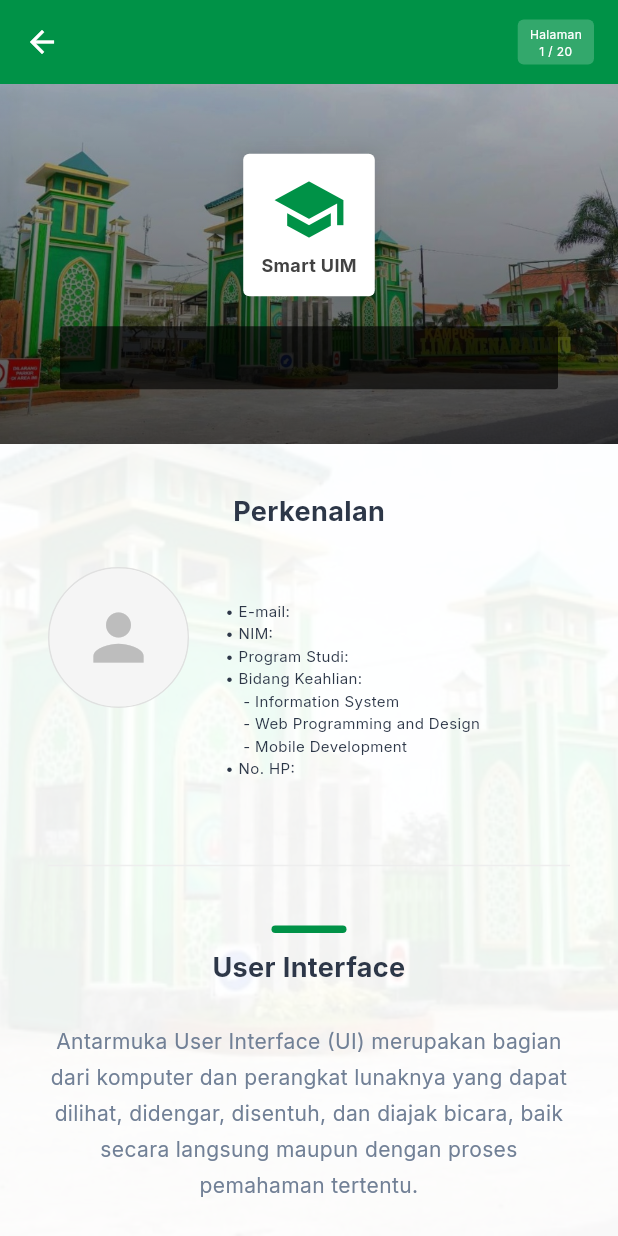
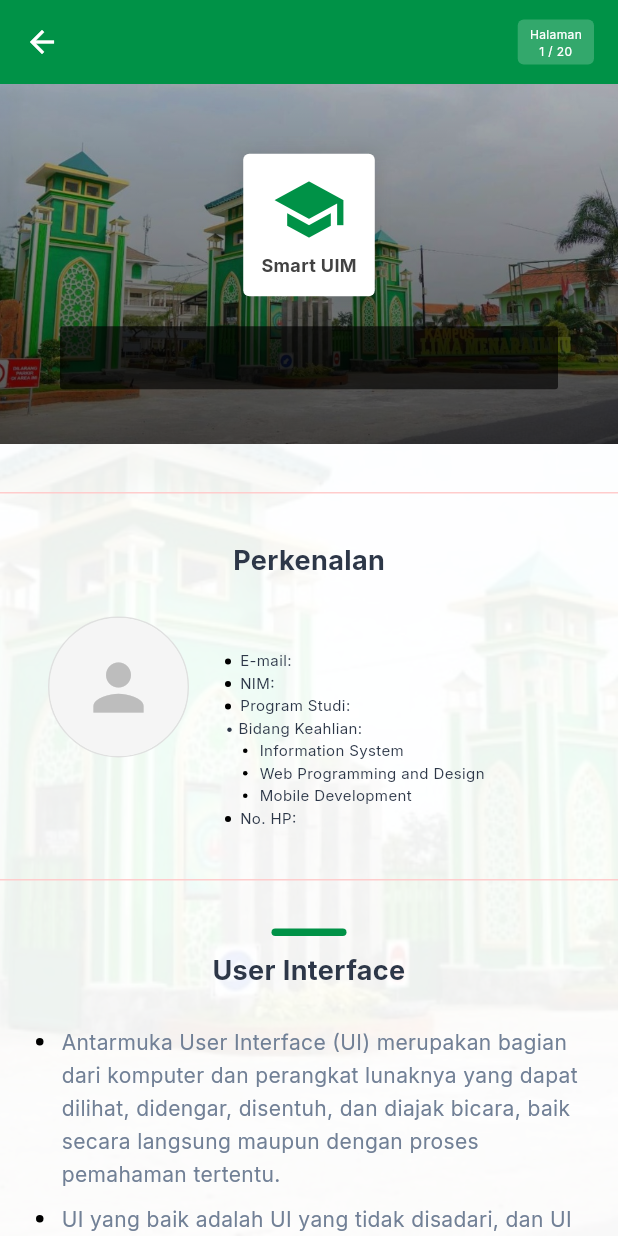
Before and after one commit to siapaajaboleh888/UAS_Smart-UIM, a Flutter app: the MaterialContentScreen screen opened directly with empty values, on a phone screen of 412 x 824 dp. Run offline on Flutter 3.47's test engine with Material 3 defaults, Android fonts, the phone set to English and light mode, and no system bars; our stand-ins replace google_fonts, image_picker, shared_preferences; accounts and stored records are empty.

Commit message:
Refine material content UI: add horizontal dividers and bullet points to match Figma design

```diff
--- a/lib/screens/material_content_screen.dart
+++ b/lib/screens/material_content_screen.dart
@@ -164,6 +164,8 @@ class MaterialContentScreen extends StatelessWidget {
                 ),
 
                 const SizedBox(height: 32),
+                const Divider(height: 1, thickness: 1, color: Color(0xFFFFCCCC)),
+                const SizedBox(height: 32),
 
                 // Dynamic Content based on Title
                 if (title.contains('Guidelines') || title.contains('Principles'))
@@ -253,22 +255,22 @@ class MaterialContentScreen extends StatelessWidget {
                         children: [
                           _buildInfoText(user?.nama ?? 'MOH. SYAIFUL ANAM', isBold: true, size: 12),
                           const SizedBox(height: 6),
-                          _buildInfoText('• E-mail: ${user?.email ?? 'syaifulanam@uim.ac.id'}'),
-                          _buildInfoText('• NIM: ${user?.nim ?? '2022020100078'}'),
-                          _buildInfoText('• Program Studi: ${user?.prodi ?? 'Teknik Informatika'}'),
+                          _buildInfoRow('E-mail: ${user?.email ?? 'syaifulanam@uim.ac.id'}'),
+                          _buildInfoRow('NIM: ${user?.nim ?? '2022020100078'}'),
+                          _buildInfoRow('Program Studi: ${user?.prodi ?? 'Teknik Informatika'}'),
                           _buildInfoText('• Bidang Keahlian:'),
                           Padding(
                             padding: const EdgeInsets.only(left: 12),
                             child: Column(
                               crossAxisAlignment: CrossAxisAlignment.start,
                               children: [
-                                _buildInfoText('- Information System'),
-                                _buildInfoText('- Web Programming and Design'),
-                                _buildInfoText('- Mobile Development'),
+                                _buildInfoRow('Information System', isSubItem: true),
+                                _buildInfoRow('Web Programming and Design', isSubItem: true),
+                                _buildInfoRow('Mobile Development', isSubItem: true),
                               ],
                             ),
                           ),
-                          _buildInfoText('• No. HP: ${user?.phone ?? '6285334159328'}'),
+                          _buildInfoRow('No. HP: ${user?.phone ?? '6285334159328'}'),
                         ],
                       ),
                     ),
@@ -278,22 +280,23 @@ class MaterialContentScreen extends StatelessWidget {
             ],
           ),
         ),
-        const SizedBox(height: 48),
-        const Divider(indent: 32, endIndent: 32, color: Color(0xFFEEEEEE)),
+        const SizedBox(height: 32),
+        const Divider(height: 1, thickness: 1, color: Color(0xFFFFCCCC)),
         const SizedBox(height: 32),
 
         // User Interface Section
         Padding(
           padding: const EdgeInsets.symmetric(horizontal: 24),
           child: Column(
+            crossAxisAlignment: CrossAxisAlignment.start,
             children: [
-              _buildSectionHeading('User Interface'),
+              Center(child: _buildSectionHeading('User Interface')),
               const SizedBox(height: 24),
-              _buildContentText(
+              _buildBulletedText(
                 'Antarmuka User Interface (UI) merupakan bagian dari komputer dan perangkat lunaknya yang dapat dilihat, didengar, disentuh, dan diajak bicara, baik secara langsung maupun dengan proses pemahaman tertentu.',
               ),
-              const SizedBox(height: 16),
-              _buildContentText(
+              const SizedBox(height: 8),
+              _buildBulletedText(
                 'UI yang baik adalah UI yang tidak disadari, dan UI yang membuat akan pengguna fokus pada informasi dan data tanpa perlu mengutak-atik mekanisme untuk menampilkan informasi dan melakukan hal tersebut.',
               ),
               const SizedBox(height: 24),
@@ -308,9 +311,22 @@ class MaterialContentScreen extends StatelessWidget {
                         'Komponen utamanya:',
                         style: TextStyle(fontSize: 14, fontWeight: FontWeight.bold, color: AppColors.textPrimary),
                       ),
+                      SizedBox(height: 12),
+                      Row(
+                        children: [
+                          _BulletPoint(),
+                          SizedBox(width: 12),
+                          Text('Input', style: TextStyle(fontSize: 14, color: AppColors.textSecondary)),
+                        ],
+                      ),
                       SizedBox(height: 8),
-                      Text('• Input', style: TextStyle(fontSize: 14, color: AppColors.textSecondary, height: 1.5)),
-                      Text('• Output', style: TextStyle(fontSize: 14, color: AppColors.textSecondary, height: 1.5)),
+                      Row(
+                        children: [
+                          _BulletPoint(),
+                          SizedBox(width: 12),
+                          Text('Output', style: TextStyle(fontSize: 14, color: AppColors.textSecondary)),
+                        ],
+                      ),
                     ],
                   ),
                 ),
@@ -319,24 +335,27 @@ class MaterialContentScreen extends StatelessWidget {
           ),
         ),
 
-        const SizedBox(height: 48),
+        const SizedBox(height: 32),
+        const Divider(height: 1, thickness: 1, color: Color(0xFFFFCCCC)),
+        const SizedBox(height: 32),
 
         // Importance Section
         Padding(
           padding: const EdgeInsets.symmetric(horizontal: 24),
           child: Column(
+            crossAxisAlignment: CrossAxisAlignment.start,
             children: [
-              _buildSectionHeading('Pentingnya Desain UI yang Baik'),
+              Center(child: _buildSectionHeading('Pentingnya Desain UI yang Baik')),
               const SizedBox(height: 24),
-              _buildContentText(
+              _buildBulletedText(
                 'Banyak sistem dengan fungsionalitas yang baik tapi tidak efisien, membingungkan, dan tidak berguna karena desain UI yang buruk.',
               ),
-              const SizedBox(height: 12),
-              _buildContentText(
+              const SizedBox(height: 8),
+              _buildBulletedText(
                 'Antarmuka yang baik merupakan jendela untuk melihat kemampuan dalam serta jembatan bagi kemampuan perangkat lunak.',
               ),
-              const SizedBox(height: 12),
-              _buildContentText(
+              const SizedBox(height: 8),
+              _buildBulletedText(
                 'Desain yang buruk akan membingungkan, tidak efisien, bahkan menyebabkan frustasi.',
               ),
             ],
@@ -484,4 +503,68 @@ class MaterialContentScreen extends StatelessWidget {
       ),
     );
   }
+
+  Widget _buildBulletedText(String text) {
+    return Row(
+      crossAxisAlignment: CrossAxisAlignment.start,
+      children: [
+        const Padding(
+          padding: EdgeInsets.only(top: 8, right: 12),
+          child: _BulletPoint(),
+        ),
+        Expanded(
+          child: Text(
+            text,
+            style: const TextStyle(
+              fontSize: 14,
+              color: AppColors.textSecondary,
+              height: 1.6,
+            ),
+          ),
+        ),
+      ],
+    );
+  }
+
+  Widget _buildInfoRow(String text, {bool isSubItem = false}) {
+    return Padding(
+      padding: const EdgeInsets.only(bottom: 2),
+      child: Row(
+        crossAxisAlignment: CrossAxisAlignment.start,
+        children: [
+          Padding(
+            padding: EdgeInsets.only(top: 5, right: isSubItem ? 8 : 6),
+            child: _BulletPoint(size: isSubItem ? 3 : 4),
+          ),
+          Expanded(
+            child: Text(
+              text,
+              style: const TextStyle(
+                fontSize: 10,
+                height: 1.3,
+                color: AppColors.textPrimary,
+              ),
+            ),
+          ),
+        ],
+      ),
+    );
+  }
 }
+
+class _BulletPoint extends StatelessWidget {
+  final double size;
+  const _BulletPoint({this.size = 5});
+
+  @override
+  Widget build(BuildContext context) {
+    return Container(
+      width: size,
+      height: size,
+      decoration: const BoxDecoration(
+        color: Colors.black,
+        shape: BoxShape.circle,
+      ),
+    );
+  }
+}
```
